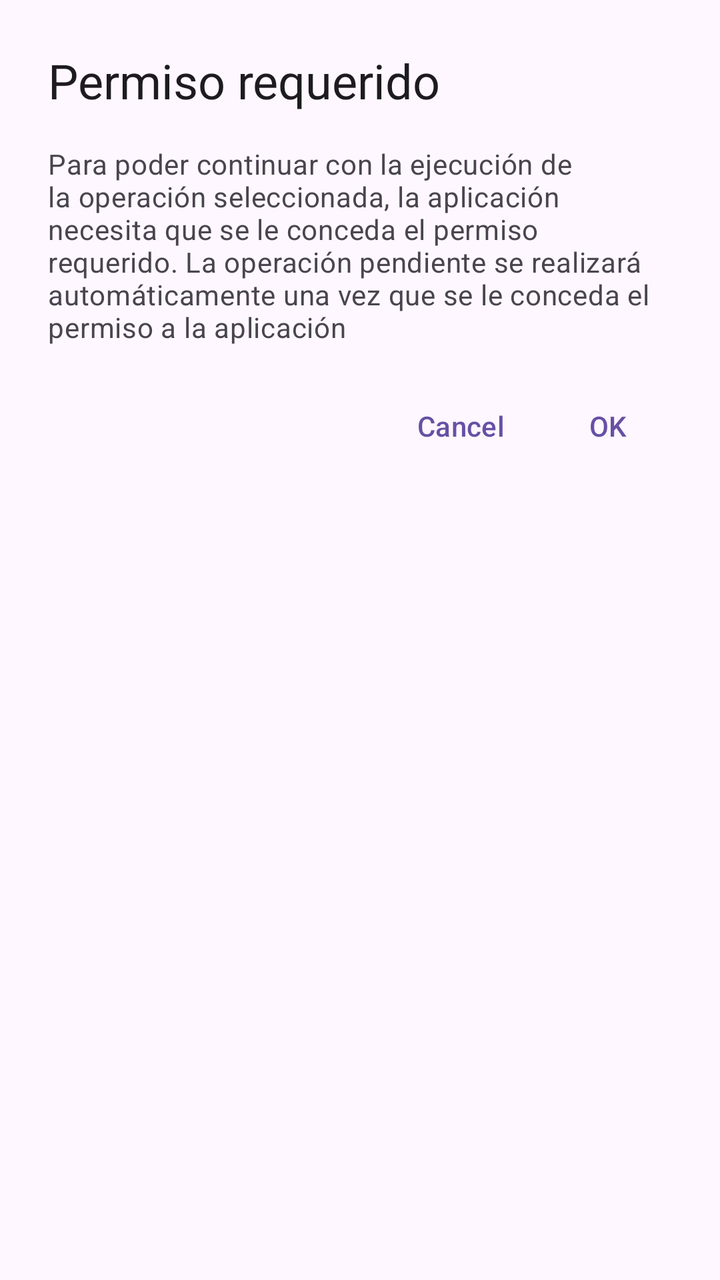
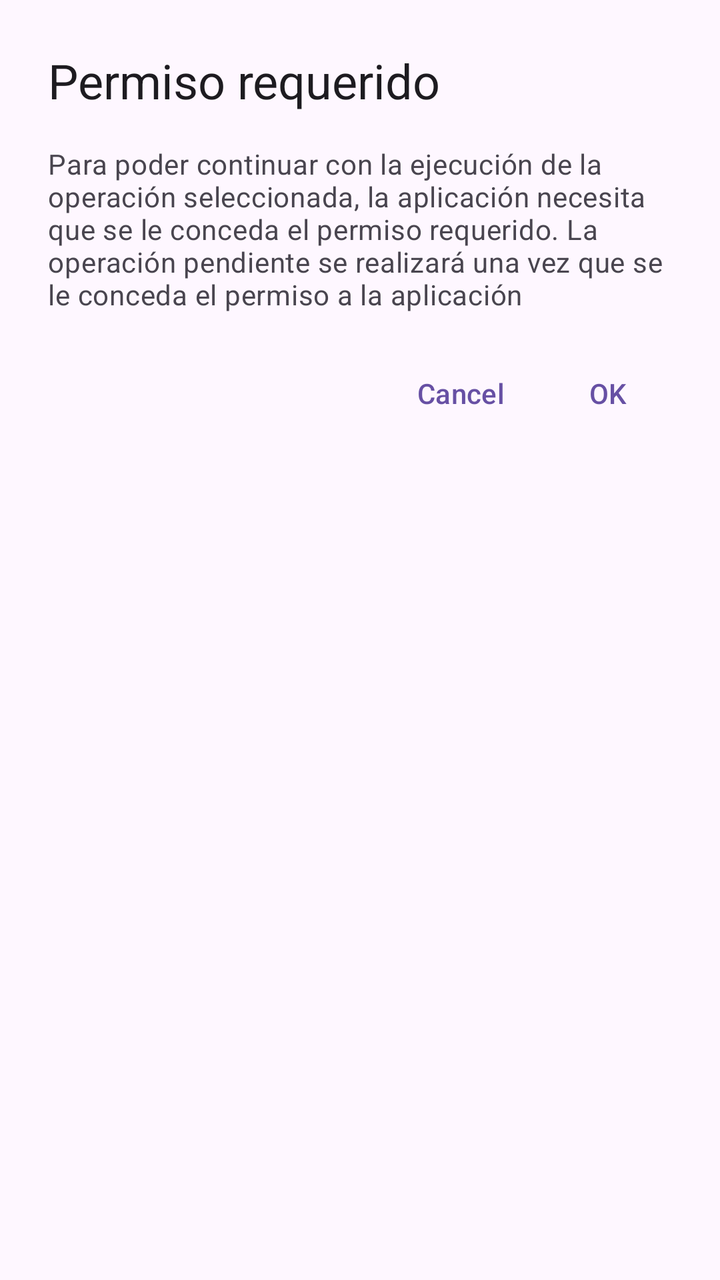

Screens rendered from an Android XML layout before and after an edit, with the pre-edit source and the edit as a unified diff.
<!-- AndroidManifest.xml: application theme Theme.STK -->
<!-- res/layout/permission_requester_dialog_layout.xml -->
<?xml version="1.0" encoding="utf-8"?>
<layout>

    <androidx.core.widget.NestedScrollView
        xmlns:android="http://schemas.android.com/apk/res/android"
        android:layout_width="match_parent"
        android:layout_height="match_parent">

        <LinearLayout
            android:layout_width="match_parent"
            android:layout_height="match_parent"
            android:orientation="vertical"
            android:padding="?attr/dialogPreferredPadding">

            <TextView
                style="@style/MaterialAlertDialog.Material3.Title.Text"
                android:layout_width="match_parent"
                android:layout_height="wrap_content"
                android:layout_marginBottom="16dp"
                android:text="Permiso requerido" />

            <TextView
                style="@style/MaterialAlertDialog.Material3.Body.Text"
                android:layout_width="match_parent"
                android:layout_height="wrap_content"
                android:layout_marginBottom="16dp"
                android:text="Para poder continuar con la ejecución de la operación seleccionada, la aplicación necesita que se le conceda el permiso requerido. La operación pendiente se realizará automáticamente una vez que se le conceda el permiso a la aplicación" />

            <LinearLayout
                android:layout_width="match_parent"
                android:layout_height="wrap_content"
                android:gravity="end">

                <com.google.android.material.button.MaterialButton
                    android:id="@+id/permission_requester_dialog_cancel_button"
                    style="@style/Widget.Material3.Button.TextButton.Dialog"
                    android:layout_width="wrap_content"
                    android:layout_height="wrap_content"
                    android:text="@android:string/cancel" />

                <com.google.android.material.button.MaterialButton
                    android:id="@+id/permission_requester_dialog_ok_button"
                    style="@style/Widget.Material3.Button.TextButton.Dialog"
                    android:layout_width="wrap_content"
                    android:layout_height="wrap_content"
                    android:text="@android:string/ok" />
            </LinearLayout>
        </LinearLayout>
    </androidx.core.widget.NestedScrollView>
</layout>
<!-- resources referenced by this layout -->
<resources>
  <style name="Theme.STK" parent="Theme.Material3.DayNight.NoActionBar">
          <item name="android:windowDisablePreview">true</item>
          <item name="android:statusBarColor">?android:colorBackground</item>
          <item name="android:windowLightStatusBar" tools:targetApi="23">true</item>
      </style>
</resources>

<!-- the commit's change to res/layout/permission_requester_dialog_layout.xml (unified diff, before → after) -->
@@ -24,7 +24,7 @@
                 android:layout_width="match_parent"
                 android:layout_height="wrap_content"
                 android:layout_marginBottom="16dp"
-                android:text="Para poder continuar con la ejecución de la operación seleccionada, la aplicación necesita que se le conceda el permiso requerido. La operación pendiente se realizará automáticamente una vez que se le conceda el permiso a la aplicación" />
+                android:text="Para poder continuar con la ejecución de la operación seleccionada, la aplicación necesita que se le conceda el permiso requerido. La operación pendiente se realizará una vez que se le conceda el permiso a la aplicación" />
 
             <LinearLayout
                 android:layout_width="match_parent"
